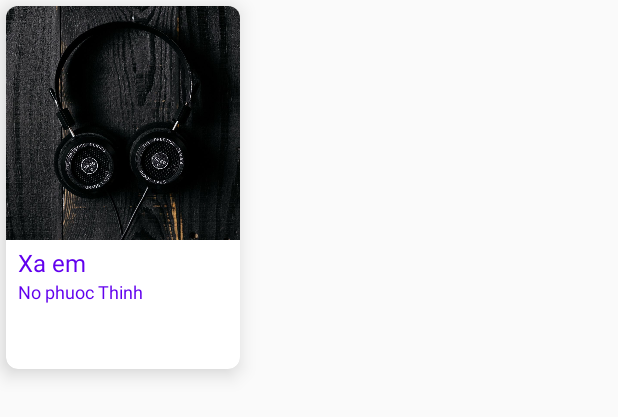
After one commit to maiphucthinh/AppMusicAndroid, an Android app: the layout item_square_song.xml on its own in the app's theme, with its tools: preview values and no code run, on a phone screen of 412 x 824 dp. The commit adds this screen. Shown: the top 417 px of the screen. Run offline under Robolectric (Android 15) with nearby library versions, the phone set to English and light mode, and no system bars; network calls fail.

Commit message:
udpate chart

```diff
--- a/app/src/main/AndroidManifest.xml
+++ b/app/src/main/AndroidManifest.xml
@@ -1,5 +1,6 @@
 <?xml version="1.0" encoding="utf-8"?>
 <manifest xmlns:android="http://schemas.android.com/apk/res/android"
+    xmlns:tools="http://schemas.android.com/tools"
     package="com.example.appmusic">
     <uses-permission android:name="android.permission.WRITE_EXTERNAL_STORAGE" />
     <uses-permission android:name="android.permission.READ_EXTERNAL_STORAGE" />
@@ -8,9 +9,11 @@
         android:allowBackup="true"
         android:icon="@mipmap/ic_launcher"
         android:label="@string/app_name"
+        android:networkSecurityConfig="@xml/network_security_config"
         android:roundIcon="@mipmap/ic_launcher_round"
         android:supportsRtl="true"
-        android:theme="@style/AppTheme">
+        android:theme="@style/AppTheme"
+        tools:targetApi="n">
 <!--        <activity android:name=".view.viewpager.MainActivity">-->
         <!--            -->
         <!--        </activity>-->
--- a/app/src/main/java/com/example/appmusic/model/ItemSong.kt
+++ b/app/src/main/java/com/example/appmusic/model/ItemSong.kt
@@ -8,6 +8,7 @@ class ItemSong {
     @PrimaryKey
     var id: String = ""
     var linkImage = ""
+    var number = ""
     var songName = ""
     var artistName = ""
     var linkSong = ""
--- a/app/src/main/java/com/example/appmusic/model/ItemTopic.kt
+++ b/app/src/main/java/com/example/appmusic/model/ItemTopic.kt
@@ -1,6 +1,4 @@
 package com.example.appmusic.model
-
-import com.example.appmusic.view.adapter.ChartAdapter
 
 data class ItemTopic(val topic: String, val adapter: Any) {
 }
--- a/app/src/main/java/com/example/appmusic/model/SongSevice.kt
+++ b/app/src/main/java/com/example/appmusic/model/SongSevice.kt
@@ -1,5 +1,6 @@
 package com.example.appmusic.model
 
+import com.thin.music.model.ItemMusicList
 import io.reactivex.Observable
 import retrofit2.http.GET
 import retrofit2.http.Query
@@ -22,5 +23,5 @@ interface SongSevice {
     ): Observable<LinkSong>
 
     @GET("/api/getChart")
-    fun getChart(): Observable<MutableList<ItemChart>>
+    fun getChart(): Observable<MutableList<ItemMusicList<ItemSong>>>
 }
--- /dev/null
+++ b/app/src/main/java/com/example/appmusic/view/SquareImageView.kt
@@ -0,0 +1,18 @@
+package com.example.appmusic.view
+
+import android.content.Context
+import android.util.AttributeSet
+import androidx.appcompat.widget.AppCompatImageView
+
+class SquareImageView :AppCompatImageView{
+    constructor(context: Context, attrs: AttributeSet?) : super(context, attrs)
+    constructor(context: Context, attrs: AttributeSet?, defStyleAttr: Int) : super(
+        context,
+        attrs,
+        defStyleAttr
+    )
+
+    override fun onMeasure(widthMeasureSpec: Int, heightMeasureSpec: Int) {
+        super.onMeasure(widthMeasureSpec, widthMeasureSpec)
+    }
+}
--- a/app/src/main/java/com/example/appmusic/viewmodel/SongViewModel.kt
+++ b/app/src/main/java/com/example/appmusic/viewmodel/SongViewModel.kt
@@ -4,6 +4,7 @@ import androidx.databinding.ObservableBoolean
 import androidx.lifecycle.MutableLiveData
 import androidx.lifecycle.ViewModel
 import com.example.appmusic.model.*
+import com.thin.music.model.ItemMusicList
 import io.reactivex.android.schedulers.AndroidSchedulers
 import io.reactivex.schedulers.Schedulers
 
@@ -13,7 +14,7 @@ class SongViewModel : ViewModel {
     private val songSevice: SongSevice
     val isRuning: ObservableBoolean
     val isLoading: MutableLiveData<Boolean> = MutableLiveData()
-    val chart: MutableLiveData<MutableList<ItemChart>>
+    val chart: MutableLiveData<MutableList<ItemMusicList<ItemSong>>>
 
     constructor() {
         isLoading.value = true
@@ -26,7 +27,8 @@ class SongViewModel : ViewModel {
         songSevice = RetrofitUtil.creareRetrofit(
 //            "https://songserver.herokuapp.com",
 //            "https://serviceapp0902.herokuapp.com",
-            "https://musiconline98.herokuapp.com",
+//            "https://musiconline98.herokuapp.com",
+            "http://10.255.145.198:5000",
             SongSevice::class.java
         )
     }
--- /dev/null
+++ b/app/src/main/res/layout/item_square_song.xml
@@ -0,0 +1,62 @@
+<?xml version="1.0" encoding="utf-8"?>
+<layout xmlns:android="http://schemas.android.com/apk/res/android">
+<data>
+    <variable
+        name="data"
+        type="com.example.appmusic.model.ItemSong" />
+</data>
+    <androidx.cardview.widget.CardView
+        android:layout_width="156dp"
+        xmlns:app="http://schemas.android.com/apk/res-auto"
+        app:cardCornerRadius="8dp"
+        app:cardElevation="8dp"
+        android:layout_height="wrap_content"
+        android:layout_margin="4dp">
+
+        <LinearLayout xmlns:app="http://schemas.android.com/apk/res-auto"
+            android:layout_width="match_parent"
+            android:layout_height="wrap_content"
+            android:orientation="vertical">
+
+            <com.example.appmusic.view.SquareImageView
+                android:id="@+id/iv_image"
+                app:setImage="@{data.linkImage}"
+                android:layout_width="match_parent"
+                android:layout_height="match_parent"
+                android:scaleType="centerCrop"
+                android:src="@drawable/bgmusic" />
+
+            <LinearLayout
+                android:orientation="vertical"
+
+                android:layout_width="match_parent"
+                android:layout_height="86dp">
+                <TextView
+                    android:id="@+id/tv_name"
+                    app:setText="@{data.songName}"
+                    android:layout_width="match_parent"
+                    android:layout_height="wrap_content"
+                    android:layout_marginLeft="8dp"
+                    android:layout_marginTop="4dp"
+                    android:layout_marginRight="8dp"
+                    android:maxLines="2"
+                    android:text="Xa em"
+                    android:textColor="@color/colorPrimary"
+                    android:textSize="16sp" />
+
+                <TextView
+                    android:layout_marginBottom="8dp"
+                    android:id="@+id/tv_artist"
+                    app:setText="@{data.artistName}"
+                    android:layout_width="match_parent"
+                    android:layout_height="wrap_content"
+                    android:layout_marginLeft="8dp"
+                    android:layout_marginRight="8dp"
+                    android:maxLines="1"
+                    android:text="No phuoc Thinh"
+                    android:textColor="@color/colorPrimary"
+                    android:textSize="12sp" />
+            </LinearLayout>
+        </LinearLayout>
+    </androidx.cardview.widget.CardView>
+</layout>
--- /dev/null
+++ b/app/src/main/res/xml/network_security_config.xml
@@ -0,0 +1,6 @@
+<?xml version="1.0" encoding="utf-8"?>
+<network-security-config>
+    <domain-config cleartextTrafficPermitted="true">
+        <domain includeSubdomains="true">10.255.145.198</domain>
+    </domain-config>
+</network-security-config>
```
Also changed, not shown: app/src/main/java/com/example/appmusic/model/ItemMusicList.kt (added, +11 -0 lines), app/src/main/java/com/example/appmusic/view/adapter/ChartAdapter.kt (deleted, +0 -40 lines), app/src/main/java/com/example/appmusic/view/adapter/ChildDiscoverAdapter.kt (added, +70 -0 lines), app/src/main/java/com/example/appmusic/view/adapter/DiscoverAdapter.kt (added, +62 -0 lines), app/src/main/java/com/example/appmusic/view/adapter/ListTopicsAdapter.kt (deleted, +0 -71 lines), app/src/main/java/com/example/appmusic/view/fragment/DiscoverFragment.kt (+25 -29 lines), app/src/main/res/layout/item_lists_song.xml (+6 -16 lines).
